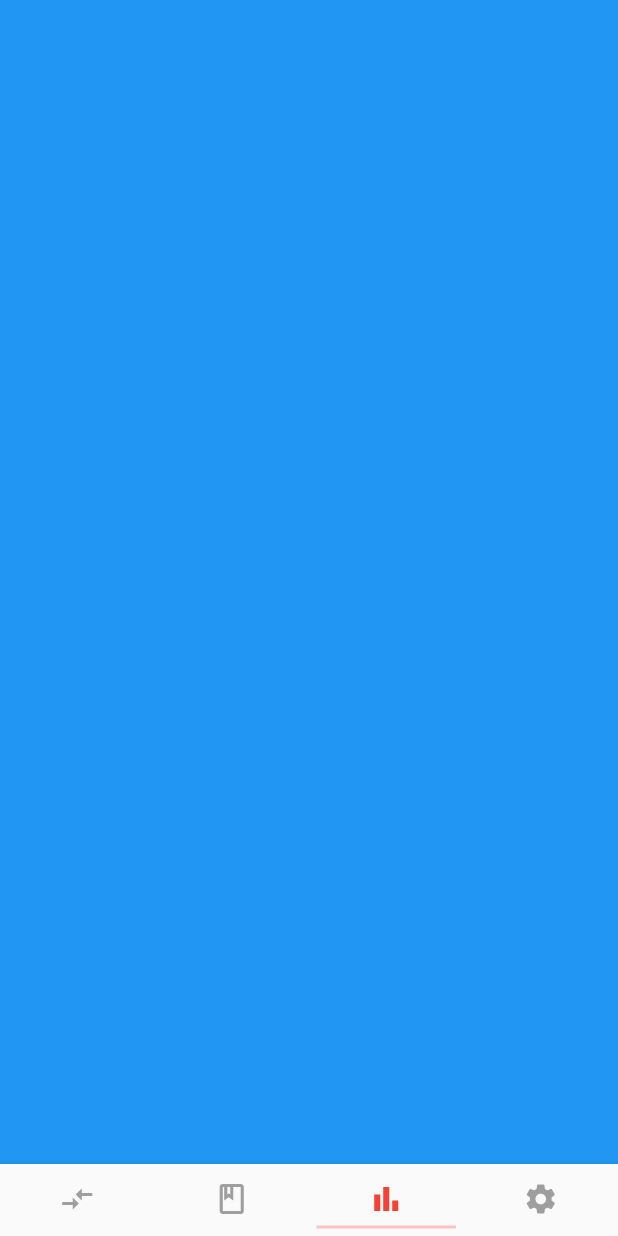
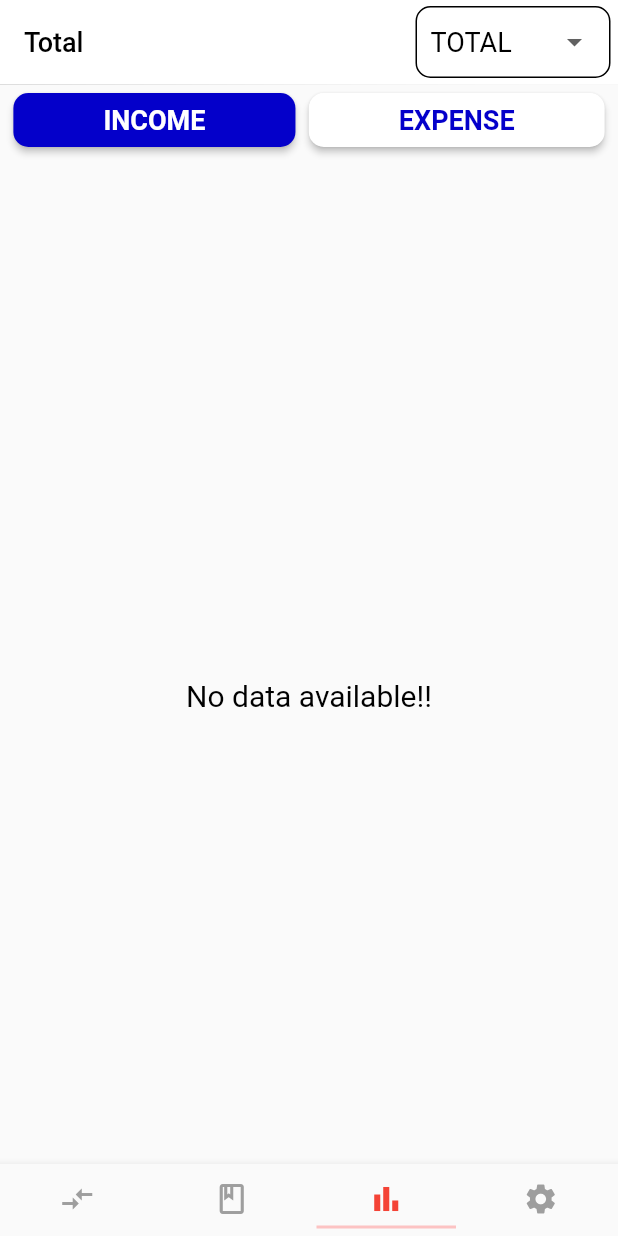
Before and after one commit to ArshadZanin/MoneyQuipo_with_GetX, a Flutter app: the screen it shows after launch, item 3 of the bottom bar chosen, on a phone screen of 412 x 824 dp. Run offline on Flutter 3.47's test engine with Material 2 defaults, Android fonts, the phone set to English and light mode, and no system bars; our stand-ins replace animate_do, flutter_local_notifications, get, google_fonts, lottie, percent_indicator and 4 more; accounts and stored records are empty.

Commit message:
some changes

```diff
--- /dev/null
+++ b/lib/refactored/core/controllers/analytics_controller.dart
@@ -0,0 +1,83 @@
+import 'package:get/get.dart';
+import 'package:intl/intl.dart';
+import 'package:money_management/refactored/core/controllers/transaction_controller.dart';
+import 'package:money_management/refactored/core/database/transaction_db.dart';
+import 'package:money_management/refactored/core/enums/filter.dart';
+import 'package:money_management/refactored/core/models/transaction.dart';
+
+class AnalyticsController extends GetxController {
+  final transactionDb = Get.put(TransactionDb());
+  final transactionController = Get.put(TransactionController());
+
+  Rx<Filter> filter = Rx<Filter>(Filter.total);
+  Rx<TransactionType> transactionType =
+      Rx<TransactionType>(TransactionType.income);
+
+  RxList<PieData> datas = RxList<PieData>();
+
+  Future<void> fetchTransactions() async {
+    await transactionController.fetchTransactions();
+    convertToPieData();
+  }
+
+  void convertToPieData() {
+    datas.clear();
+
+    final transactions = transactionController.transactions;
+
+    ///filtering part
+    final List<Transaction> filteredList = [];
+    switch (filter.value) {
+      case Filter.total:
+        filteredList.addAll(
+          transactions.where((e) => e.transactionType == transactionType.value),
+        );
+        break;
+      case Filter.annually:
+        for (final trans in transactions) {
+          if (trans.dateTime?.year == DateTime.now().year &&
+              trans.transactionType == transactionType.value) {
+            filteredList.add(trans);
+          }
+        }
+
+        break;
+      case Filter.monthly:
+        for (final trans in transactions) {
+          if (trans.dateTime?.month == DateTime.now().month &&
+              trans.transactionType == transactionType.value) {
+            filteredList.add(trans);
+          }
+        }
+        break;
+      case Filter.today:
+        final today = DateFormat.yMMMd();
+        for (final trans in transactions) {
+          if (trans.dateTime == null) continue;
+          if (today.format(trans.dateTime!) == today.format(DateTime.now()) &&
+              trans.transactionType == transactionType.value) {
+            filteredList.add(trans);
+          }
+        }
+        break;
+    }
+    Set<String> catergories = {};
+    catergories = filteredList.map((e) => e.category ?? '').toSet();
+
+    for (final String category in catergories) {
+      num total = 0;
+      for (final data in filteredList) {
+        if (data.category == category) {
+          total += data.amount ?? 0;
+        }
+      }
+      datas.add(PieData(category, total));
+    }
+  }
+}
+
+class PieData {
+  PieData(this.xData, this.yData);
+  final String xData;
+  final num yData;
+}
--- /dev/null
+++ b/lib/refactored/core/enums/filter.dart
@@ -0,0 +1 @@
+enum Filter { total, annually, monthly, today }
--- /dev/null
+++ b/lib/refactored/screens/analytics_screen.dart
@@ -0,0 +1,152 @@
+import 'package:flutter/material.dart';
+import 'package:get/get.dart';
+import 'package:intl/intl.dart';
+import 'package:money_management/refactored/core/constants/app_colors.dart';
+import 'package:money_management/refactored/core/controllers/analytics_controller.dart';
+import 'package:money_management/refactored/core/enums/filter.dart';
+import 'package:money_management/refactored/core/models/transaction.dart';
+import 'package:money_management/refactored/widgets/button/m_button.dart';
+import 'package:money_management/refactored/widgets/input/m_input_dropdown_field.dart';
+import 'package:money_management/refactored/widgets/space/m_space.dart';
+import 'package:money_management/refactored/widgets/text/m_text.dart';
+import 'package:syncfusion_flutter_charts/charts.dart';
+
+class AnalyticsScreen extends StatefulWidget {
+  const AnalyticsScreen({super.key});
+
+  @override
+  State<AnalyticsScreen> createState() => _AnalyticsScreenState();
+}
+
+class _AnalyticsScreenState extends State<AnalyticsScreen> {
+  final controller = Get.put(AnalyticsController());
+  @override
+  void initState() {
+    Future.delayed(Duration.zero, () {
+      controller.fetchTransactions();
+    });
+    super.initState();
+  }
+
+  @override
+  Widget build(BuildContext context) {
+    return Scaffold(
+      appBar: AppBar(
+        backgroundColor: Colors.white,
+        elevation: 0.2,
+        title: Obx(() {
+          return MText(
+            text: _getTitle(controller.filter.value),
+            color: Colors.black,
+            fontSize: 18,
+          );
+        }),
+        actions: [
+          Center(
+            child: SizedBox(
+              width: 130,
+              child: MInputDropdownField<Filter>(
+                borderColor: Colors.black,
+                value: controller.filter.value,
+                items: List.generate(
+                  Filter.values.length,
+                  (index) {
+                    final filter = Filter.values[index];
+                    return DropdownMenuItem(
+                      value: filter,
+                      child: MText(
+                        text: filter.name.toUpperCase(),
+                        color: Colors.black,
+                      ),
+                    );
+                  },
+                ),
+                onChanged: (value) {
+                  if (value == null) return;
+                  controller.filter.value = value;
+                  controller.convertToPieData();
+                },
+              ),
+            ),
+          ),
+          MSpace.horizonital(5),
+        ],
+      ),
+      body: Column(
+        children: [
+          Obx(() {
+            return Row(
+              mainAxisAlignment: MainAxisAlignment.spaceEvenly,
+              children: List.generate(
+                TransactionType.values.length,
+                (index) {
+                  final type = TransactionType.values[index];
+                  return MButton(
+                    onPress: () {
+                      controller.transactionType.value = type;
+                      controller.convertToPieData();
+                    },
+                    spacing: 30,
+                    backgroundColor: type == controller.transactionType.value
+                        ? AppColor.blueButton
+                        : Colors.white,
+                    overlayColor: type != controller.transactionType.value
+                        ? AppColor.blueButton
+                        : Colors.white,
+                    text: type.name.toUpperCase(),
+                  );
+                },
+              ),
+            );
+          }),
+          Expanded(
+            child: Obx(() {
+              return Center(
+                child: controller.datas.isNotEmpty
+                    ? SfCircularChart(
+                        legend: const Legend(
+                          isVisible: true,
+                          backgroundColor: Colors.white,
+                        ),
+                        series: <PieSeries<PieData, String>>[
+                            PieSeries<PieData, String>(
+                              explode: true,
+                              explodeIndex: 0,
+                              dataSource: controller.datas,
+                              xValueMapper: (PieData data, _) => data.xData,
+                              yValueMapper: (PieData data, _) => data.yData,
+                              dataLabelMapper: (PieData data, _) =>
+                                  '${data.yData}',
+                              dataLabelSettings: const DataLabelSettings(
+                                isVisible: true,
+                              ),
+                            ),
+                          ])
+                    : const Center(
+                        child: MText(
+                          text: 'No data available!!',
+                          color: Colors.black,
+                          fontSize: 20,
+                        ),
+                      ),
+              );
+            }),
+          ),
+        ],
+      ),
+    );
+  }
+
+  String _getTitle(Filter filter) {
+    switch (filter) {
+      case Filter.total:
+        return 'Total';
+      case Filter.annually:
+        return DateFormat('yyyy').format(DateTime.now());
+      case Filter.monthly:
+        return DateFormat('MMMM').format(DateTime.now());
+      case Filter.today:
+        return DateFormat('dd - MMM - yyyy').format(DateTime.now());
+    }
+  }
+}
--- a/lib/refactored/screens/home_screen.dart
+++ b/lib/refactored/screens/home_screen.dart
@@ -1,4 +1,6 @@
 import 'package:flutter/material.dart';
+import 'package:money_management/refactored/screens/account_details_screen.dart';
+import 'package:money_management/refactored/screens/analytics_screen.dart';
 import 'package:money_management/refactored/screens/transaction_screen.dart';
 
 class HomeScreen extends StatefulWidget {
@@ -26,14 +28,8 @@ class _HomeScreenState extends State<HomeScreen>
         controller: controller,
         children: [
           TransactionScreen(),
-          // Accounts(),
-          Scaffold(
-            backgroundColor: Colors.red,
-          ),
-          // Stats(),
-          Scaffold(
-            backgroundColor: Colors.blue,
-          ),
+          const AccountDetailsScreen(),
+          const AnalyticsScreen(),
           // Settings(),
           Scaffold(
             backgroundColor: Colors.purple,
@@ -70,7 +66,6 @@ class _HomeScreenState extends State<HomeScreen>
           ),
         ),
       ),
-
     );
   }
 }
```
Also changed, not shown: lib/refactored/core/controllers/account_details_controller.dart (added, +41 -0 lines), lib/refactored/screens/account_details_screen.dart (added, +168 -0 lines).
